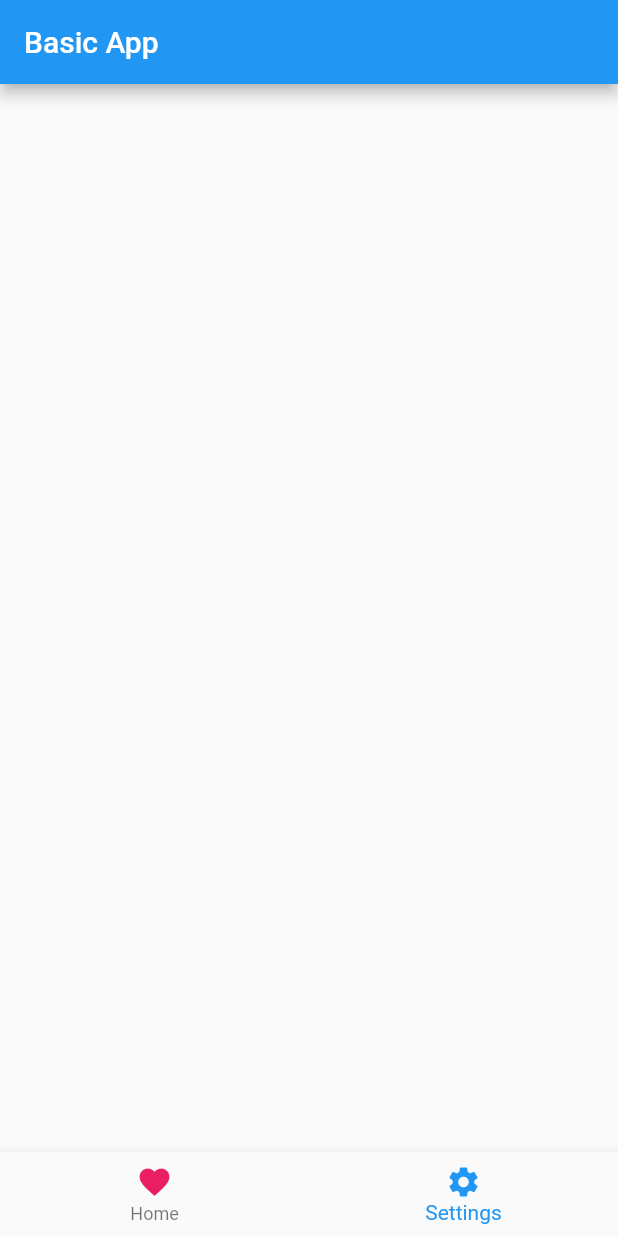
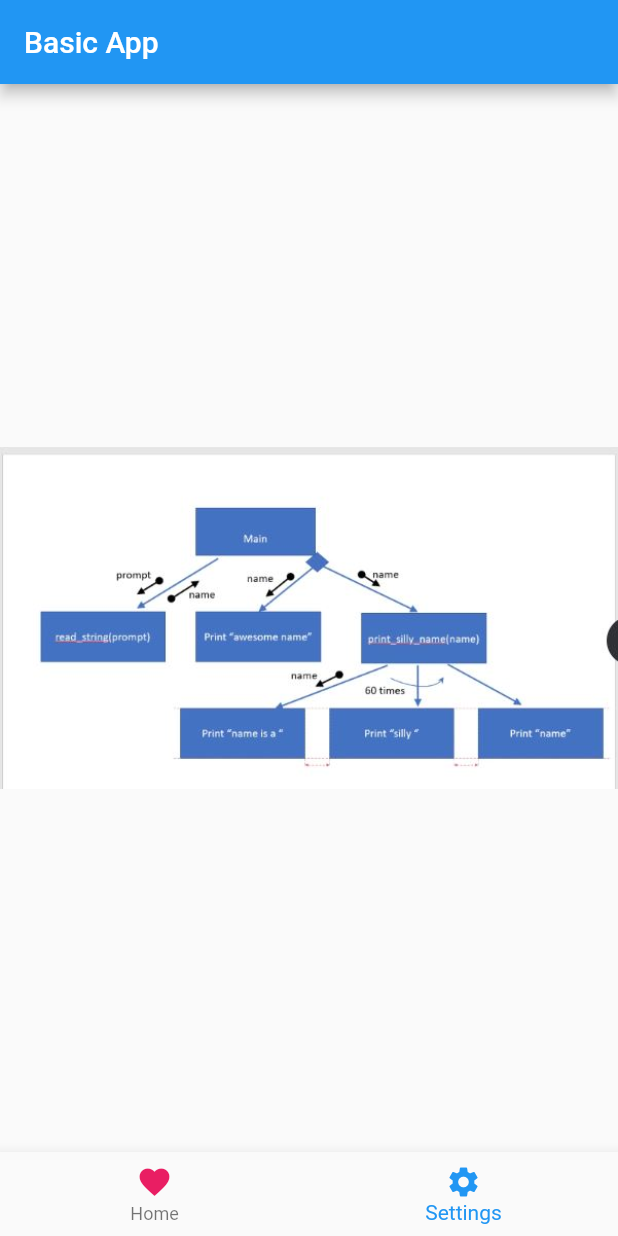
Before and after one commit to 102107738/flutterApp, a Flutter app: the screen it shows after launch, item 2 of the bottom bar chosen, on a phone screen of 412 x 824 dp. Run offline on Flutter 3.47's test engine with Material 2 defaults, Android fonts, the phone set to English and light mode, and no system bars.

```diff
--- a/lib/main.dart
+++ b/lib/main.dart
@@ -167,6 +167,23 @@ void main() {
 //primary, color of button
 //
 
+
+/*Image*/
+//Image.asset: Loads an image from the Flutter app's assets directory.
+// It requires specifying the asset's relative path as a String.
+
+//Image.network: Loads an image from a network URL.
+// It requires providing the URL as a String
+
+//Image.file: Loads an image from a local file system path.
+// It requires providing the File object representing the image file.
+
+//Image.memory: Loads an image from raw bytes in memory.
+// It requires providing the Uint8List containing the image data.
+
+//Image.memory with base64 encoding: Loads an image from base64 encoded data.
+// It requires providing the base64 encoded string.
+
 class MyApp extends StatefulWidget {
   const MyApp({Key? key}) : super(key: key);
 
@@ -238,7 +255,7 @@ class _MyAppState extends State<MyApp> {
               child: Text(buttonName),
             )
           ],)
-        ) : const SizedBox(),
+        ) : Image.asset("images/Capture.JPG"),
     ),
         bottomNavigationBar: BottomNavigationBar(
           items: const [
--- a/pubspec.yaml
+++ b/pubspec.yaml
@@ -59,8 +59,8 @@ flutter:
   uses-material-design: true
 
   # To add assets to your application, add an assets section, like this:
-  # assets:
-  #   - images/a_dot_burr.jpeg
+  assets:
+    - images/
   #   - images/a_dot_ham.jpeg
 
   # An image asset can refer to one or more resolution-specific "variants", see
```
Also changed, not shown: images/Capture.JPG (added).
